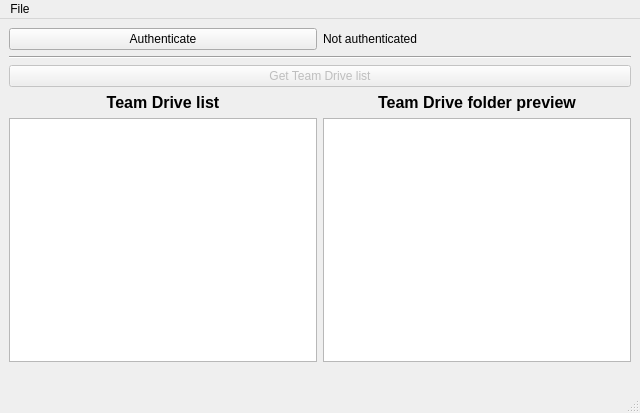
First picture: the form in examples/teamdrive/ui/main.ui, repository KDE/libkgapi, before the edit.
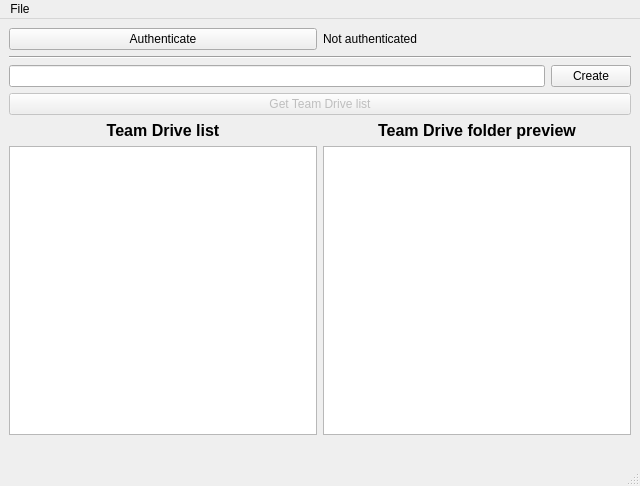
Second picture: the form after the edit.

Commit message:
Add Team Drive create job feature.
Summary: Allow creating a new Team Drive through TeamdriveCreateJob.

Test Plan: TeamdriveCreateJobTest was added as a test case and the teamdrive example has been updated to allow creating Team Drives.

Reviewers: dvratil

Reviewed By: dvratil

Subscribers: kde-pim, #libkgapi

Tags: #kde_pim, #libkgapi

Maniphest Tasks: T10521

```diff
--- a/examples/teamdrive/ui/main.ui
+++ b/examples/teamdrive/ui/main.ui
@@ -7,7 +7,7 @@
     <x>0</x>
     <y>0</y>
     <width>640</width>
-    <height>413</height>
+    <height>486</height>
    </rect>
   </property>
   <property name="windowTitle">
@@ -40,6 +40,20 @@
       </property>
      </widget>
     </item>
+    <item>
+     <layout class="QHBoxLayout" name="newTeamdriveLayout">
+      <item>
+       <widget class="QLineEdit" name="newTeamdriveEdit"/>
+      </item>
+      <item>
+       <widget class="QPushButton" name="newTeamdriveButton">
+        <property name="text">
+         <string>Create</string>
+        </property>
+       </widget>
+      </item>
+     </layout>
+    </item>
     <item>
      <widget class="QPushButton" name="teamdriveListButton">
       <property name="enabled">
```
Left out of the diff: 4 changed lines with no effect on the pictures. The commit also changes 11 other files.
